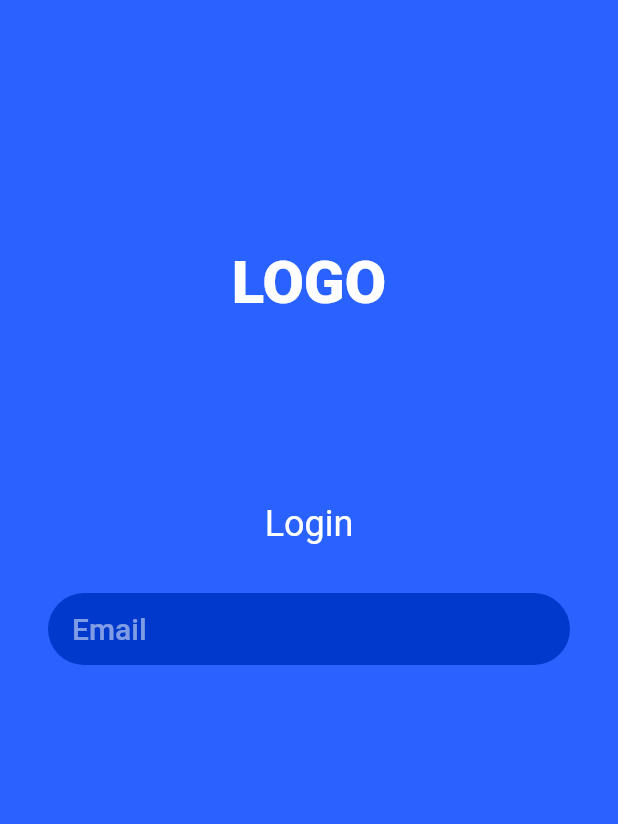
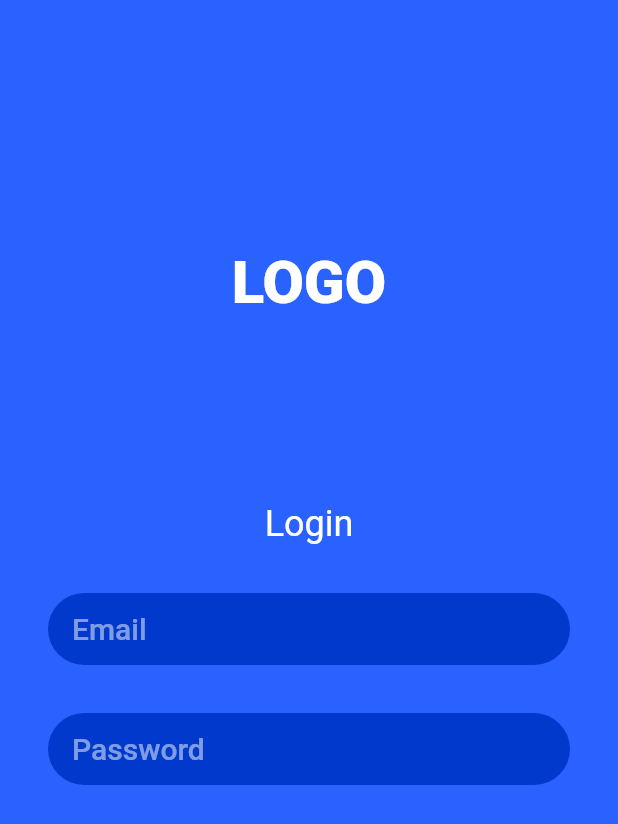
Before and after one commit to simonpojok/ideal, a Flutter app: the screen it shows after launch, on a phone screen of 412 x 824 dp. Shown: the top 824 px of the screen. Run offline on Flutter 3.47's test engine with Material 2 defaults, Android fonts, the phone set to English and light mode, and no system bars; our stand-ins replace firebase_auth, firebase_core; accounts and stored records are empty.

```diff
--- a/lib/screens/login/login_screen.dart
+++ b/lib/screens/login/login_screen.dart
@@ -84,7 +84,35 @@ class _LoginScreenState extends State<LoginScreen> {
                         borderRadius: BorderRadius.circular(25)),
                   );
                 },
-              )
+              ),
+              StreamBuilder<String>(
+                stream: _loginBloc.password,
+                builder: (context, snapshot) {
+                  return Container(
+                    margin: EdgeInsets.only(top: kDefaultPadding * 2),
+                    padding: EdgeInsets.symmetric(horizontal: kDefaultPadding),
+                    child: TextField(
+                      obscureText: true,
+                      style: Theme.of(context)
+                          .textTheme
+                          .headline6!
+                          .copyWith(color: kPrimaryTextColor),
+                      decoration: InputDecoration(
+                        hintText: 'Password',
+                        border: InputBorder.none,
+                        hintStyle:
+                        Theme.of(context).textTheme.headline6!.copyWith(
+                          color: kPrimaryTextColor.withOpacity(0.5),
+                        ),
+                      ),
+                      onChanged: _loginBloc.passwordChanged.add,
+                    ),
+                    decoration: BoxDecoration(
+                        color: kPrimaryDarkColor,
+                        borderRadius: BorderRadius.circular(25)),
+                  );
+                },
+              ),
             ],
           ),
         ),
```
